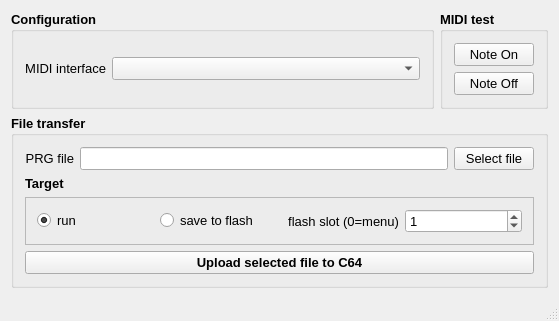
Old version of the form qt/mainwindowform.ui in the repository FrankBuss/kerberos.
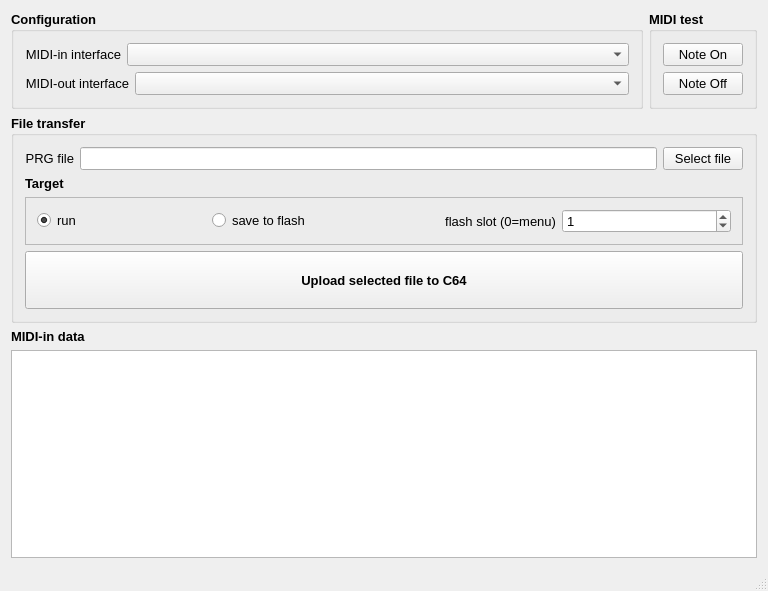
New version of the form.

```diff
--- a/qt/mainwindowform.ui
+++ b/qt/mainwindowform.ui
@@ -6,8 +6,8 @@
    <rect>
     <x>0</x>
     <y>0</y>
-    <width>559</width>
-    <height>319</height>
+    <width>768</width>
+    <height>591</height>
    </rect>
   </property>
   <property name="windowTitle">
@@ -45,7 +45,7 @@
               </font>
              </property>
              <property name="text">
-              <string>MIDI interface</string>
+              <string>MIDI-in interface</string>
              </property>
              <property name="alignment">
               <set>Qt::AlignRight|Qt::AlignTrailing|Qt::AlignVCenter</set>
@@ -53,7 +53,44 @@
             </widget>
            </item>
            <item>
-            <widget class="QComboBox" name="midiInterfacesComboBox">
+            <widget class="QComboBox" name="midiInInterfacesComboBox">
+             <property name="sizePolicy">
+              <sizepolicy hsizetype="Expanding" vsizetype="Fixed">
+               <horstretch>0</horstretch>
+               <verstretch>0</verstretch>
+              </sizepolicy>
+             </property>
+             <property name="font">
+              <font>
+               <weight>50</weight>
+               <bold>false</bold>
+              </font>
+             </property>
+            </widget>
+           </item>
+          </layout>
+         </item>
+         <item>
+          <layout class="QHBoxLayout" name="horizontalLayout_5">
+           <item>
+            <widget class="QLabel" name="label_5">
+             <property name="font">
+              <font>
+               <pointsize>10</pointsize>
+               <weight>50</weight>
+               <bold>false</bold>
+              </font>
+             </property>
+             <property name="text">
+              <string>MIDI-out interface</string>
+             </property>
+             <property name="alignment">
+              <set>Qt::AlignRight|Qt::AlignTrailing|Qt::AlignVCenter</set>
+             </property>
+            </widget>
+           </item>
+           <item>
+            <widget class="QComboBox" name="midiOutInterfacesComboBox">
              <property name="sizePolicy">
               <sizepolicy hsizetype="Expanding" vsizetype="Fixed">
                <horstretch>0</horstretch>
@@ -287,6 +324,23 @@
       </layout>
      </widget>
     </item>
+    <item>
+     <widget class="QLabel" name="label_6">
+      <property name="font">
+       <font>
+        <pointsize>10</pointsize>
+        <weight>75</weight>
+        <bold>true</bold>
+       </font>
+      </property>
+      <property name="text">
+       <string>MIDI-in data</string>
+      </property>
+     </widget>
+    </item>
+    <item>
+     <widget class="QTextEdit" name="midiInDataTextEdit"/>
+    </item>
    </layout>
   </widget>
   <widget class="QMenuBar" name="menubar">
```
Left out of the diff: 2 changed lines with no effect on the pictures.
